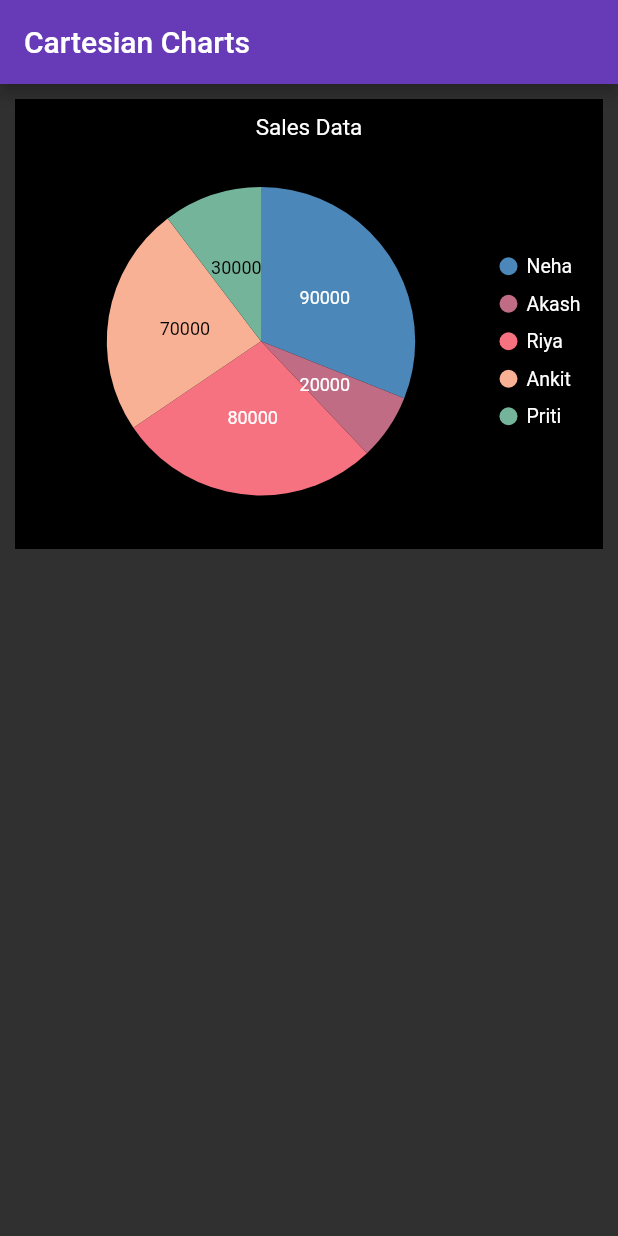
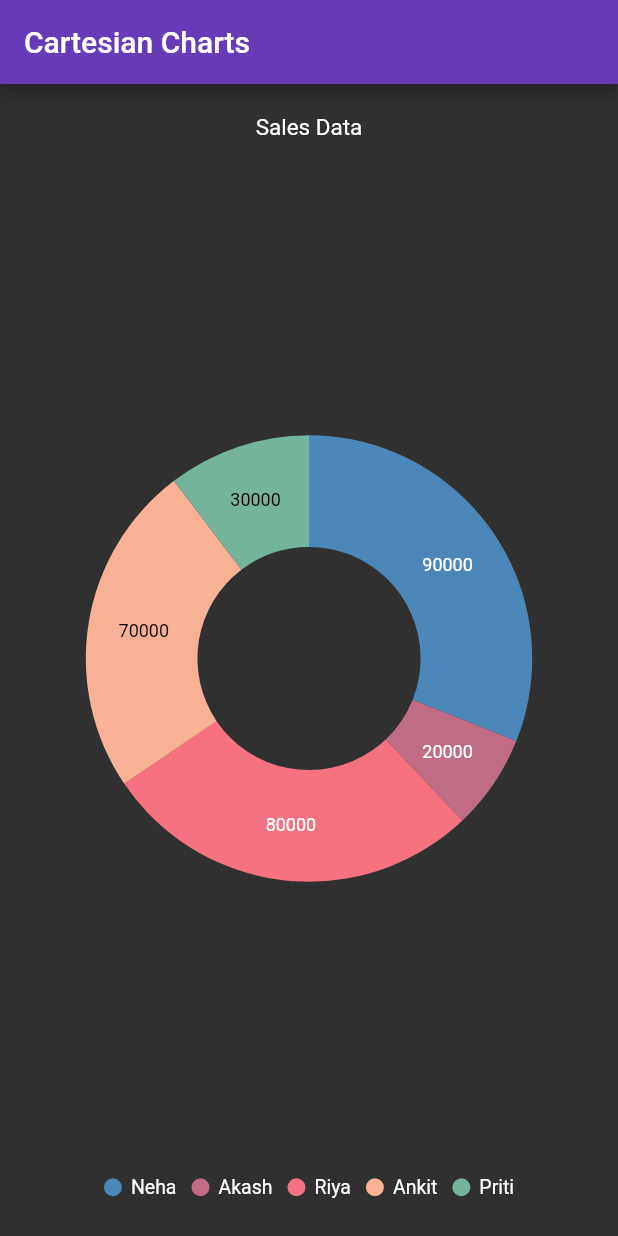
Before and after one commit to itsnehabhagat05/LearningFlutterTopics, a Flutter app: the screen it shows after launch, on a phone screen of 412 x 824 dp. Run offline on Flutter 3.47's test engine with Material 2 defaults, Android fonts, the light colour scheme and no system bars; our stand-ins replace animated_text_kit, image_picker, syncfusion_flutter_charts.

Commit message:
Radial and Doughnut Chart

```diff
--- a/lib/main.dart
+++ b/lib/main.dart
@@ -2,6 +2,7 @@
 import 'package:flutter/material.dart';
 import 'package:learn_flutter/widgets/cartesianChart.dart';
 import 'package:learn_flutter/widgets/pieChart.dart';
+import 'package:learn_flutter/widgets/radialChart.dart';
 
 
 
@@ -21,7 +22,7 @@ class LearnApp extends StatelessWidget {
         brightness: Brightness.dark,
 
         primaryColor: Colors.deepPurple,),
-      home:PieChartWidget() ,
+      home:RadialChartWidget() ,
 
     );
   }
--- /dev/null
+++ b/lib/widgets/radialChart.dart
@@ -0,0 +1,68 @@
+import 'package:flutter/material.dart';
+import 'package:syncfusion_flutter_charts/charts.dart';
+
+class RadialChartWidget extends StatefulWidget {
+  const RadialChartWidget({super.key});
+
+  @override
+  State<RadialChartWidget> createState() => _PieChartWidgetState();
+}
+
+class _PieChartWidgetState extends State<RadialChartWidget> {
+
+  List<RadialData> chartData = [
+    RadialData(yData:90000, xData: 'Neha'),
+    RadialData(yData:20000 , xData: 'Akash'),
+    RadialData(yData:80000 , xData: 'Riya'),
+    RadialData(yData:70000 , xData: 'Ankit'),
+    RadialData(yData:30000, xData: 'Priti'),
+
+  ];
+
+
+  @override
+  Widget build(BuildContext context) {
+    return Scaffold(
+      appBar: AppBar(title: Text('Cartesian Charts'),
+      backgroundColor:  Colors.deepPurple,
+      ),
+      body: Container(
+        //height: 300,
+        margin: EdgeInsets.all(10),
+        child: SfCircularChart(
+         // backgroundColor: Colors.black,
+         // palette: [Colors.green,Colors.blue,Colors.redAccent,Colors.deepPurple,const Color.fromARGB(255, 76, 137, 175)],
+          legend: Legend(isVisible: true),
+          title: ChartTitle(
+            text: 'Sales Data'
+          ),
+          series:[
+            DoughnutSeries <RadialData,String>(
+              // trackColor: Colors.grey.shade700,
+              // gap: '3%',
+              dataSource: chartData,
+             // cornerStyle: CornerStyle.bothCurve,
+              xValueMapper:((RadialData data,_) => data.xData),
+              yValueMapper:((RadialData data,_) => data.yData),
+              dataLabelSettings: DataLabelSettings(isVisible: true),
+            )
+          ]
+
+          ),
+
+        )
+
+      );
+  }
+}
+
+class RadialData {
+  final num yData;
+  final String xData;
+  RadialData({
+    required this.yData,
+    required this.xData,
+  });
+
+
+}
```
